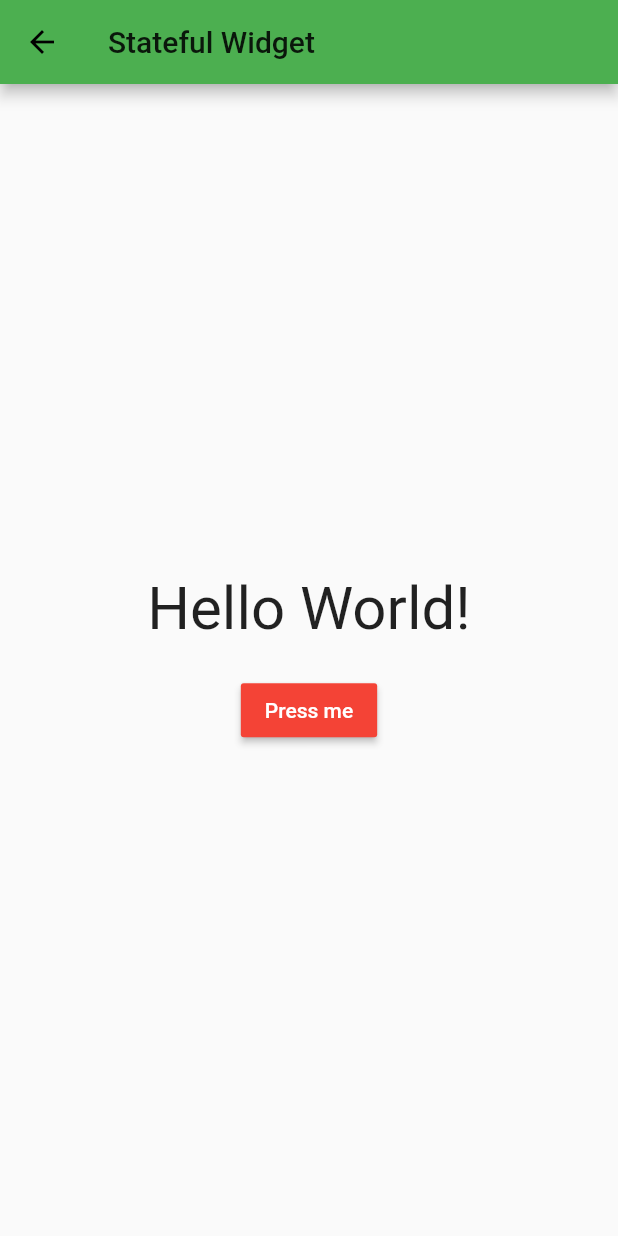
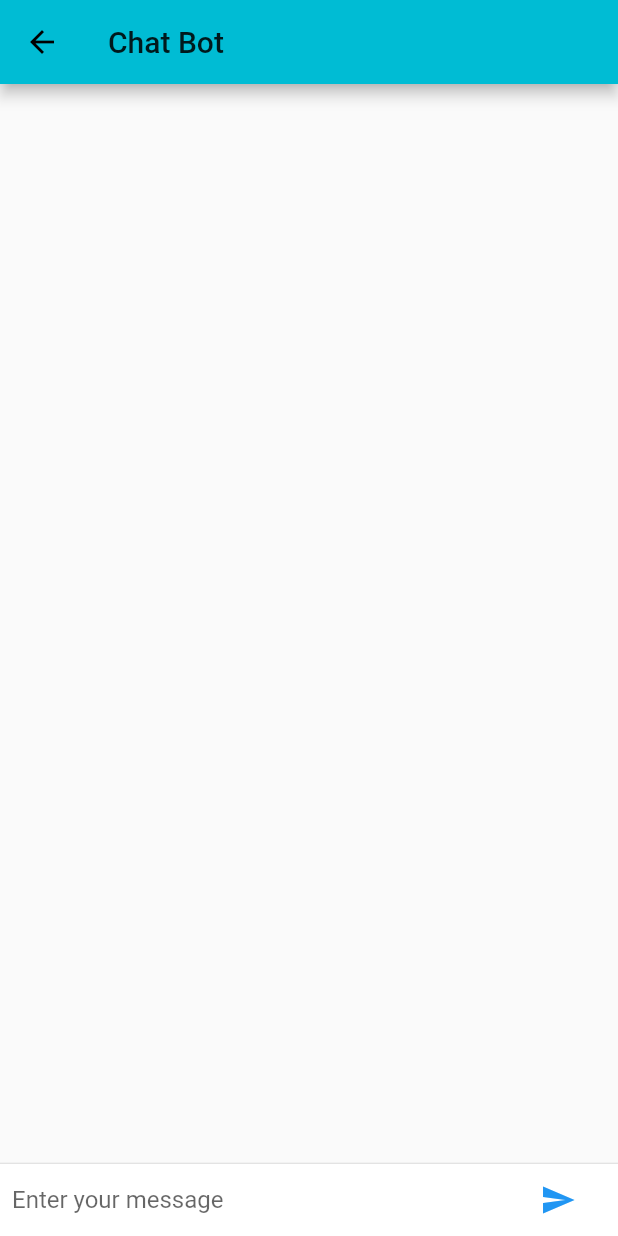
Before and after one commit to sawood14012/zeboaiapp, a Flutter app: the MyHomePage screen opened directly, in the side drawer, after a tap on "Chat bot", on a phone screen of 412 x 824 dp. Run offline on Flutter 3.47's test engine with Material 2 defaults, Android fonts, the phone set to English and light mode, and no system bars; our stand-ins replace charts_flutter, cloud_firestore, dio, firebase_auth, firebase_database, firebase_storage and 2 more; accounts and stored records are empty; network calls fail.

Commit message:
chat bot changes

```diff
--- a/lib/pages/chatbot.dart
+++ b/lib/pages/chatbot.dart
@@ -1,49 +1,86 @@
 import 'package:flutter/material.dart';
-class MyButton extends StatefulWidget {
+import 'package:zebo/pages/chatmsg.dart';
+
+class ChatScreen extends StatefulWidget {
+  ChatScreen({this.name});
   @override
-  MyButtonState createState() {
-    return MyButtonState();
-  }
+  State createState() => new ChatScreenState();
+
+  final String name;
 }
 
-class MyButtonState extends State<MyButton> {
-  int counter = 0;
-  List<String> strings = ['Flutter', 'is', 'cool', "and","awesome!"];
-  String displayedString = "Hello World!";
+class ChatScreenState extends State<ChatScreen> {
+  final TextEditingController textEditingController = new TextEditingController();
+  final List<ChatMessage> _messages= <ChatMessage>[];
 
-  void onPressOfButton() {
+
+  void _handleSubmit(String text) {
+    textEditingController.clear();
+    ChatMessage chatMessage = new ChatMessage(text: text,name: widget.name,);
     setState(() {
-      displayedString = strings[counter];
-      counter = counter < 4 ? counter + 1 : 0;
+      //used to rebuild our widget
+      _messages.insert(0, chatMessage);
     });
+  }
+
+  Widget _textComposerWidget() {
+    return new IconTheme(
+      data: new IconThemeData(color: Colors.blue),
+      child: new Container(
+        margin: const EdgeInsets.symmetric(horizontal: 8.0),
+        child: new Row(
+          children: <Widget>[
+            new Flexible(
+              child: new TextField(
+                decoration: new InputDecoration.collapsed(
+                    hintText: "Enter your message"),
+                controller: textEditingController,
+                onSubmitted: _handleSubmit,
+              ),
+            ),
+            new Container(
+              margin: const EdgeInsets.symmetric(horizontal: 8.0),
+              child: new IconButton(
+                icon: new Icon(Icons.send),
+                onPressed: () => _handleSubmit(textEditingController.text),
+              ),
+            )
+          ],
+        ),
+      ),
+    );
   }
 
   @override
   Widget build(BuildContext context) {
-    return Scaffold(
+
+    return new Scaffold(
       appBar: AppBar(
-        title: Text("Stateful Widget"),
-        backgroundColor: Colors.green,
+        title: Text("Chat Bot"),
+
+
+
       ),
-      body: Container(
-        child: Center(
-          child: Column(
-            mainAxisAlignment: MainAxisAlignment.center,
-            children: <Widget>[
-              Text(displayedString, style: TextStyle(fontSize: 40.0)),
-              Padding(padding: EdgeInsets.all(10.0)),
-              RaisedButton(
-                child: Text(
-                  "Press me",
-                  style: TextStyle(color: Colors.white),
-                ),
-                color: Colors.red,
-                onPressed: onPressOfButton,
-              )
-            ],
+      body: Column(
+        children: <Widget>[
+          new Flexible(
+            child: new ListView.builder(
+              padding: new EdgeInsets.all(8.0),
+              reverse: true,
+              itemBuilder:(_,int index)=>_messages[index],
+              itemCount: _messages.length,
+            ),
           ),
-        ),
+          new Divider(height: 1.0,),
+          new Container(
+            decoration: new BoxDecoration(
+              color: Theme.of(context).cardColor,
+            ),
+            child: _textComposerWidget(),
+          )
+        ],
       ),
     );
+
   }
 }
--- a/lib/pages/home.dart
+++ b/lib/pages/home.dart
@@ -163,7 +163,7 @@ class _MyHomePageState extends State<MyHomePage> with TickerProviderStateMixin {
                 Navigator.push(
                     context,
                     MaterialPageRoute(
-                        builder: (context) => MyButton()));
+                        builder: (context) => ChatScreen(name: name,)));
               },
             ),
             ListTile(
```
Also changed, not shown: lib/pages/chatmsg.dart (added, +37 -0 lines).
